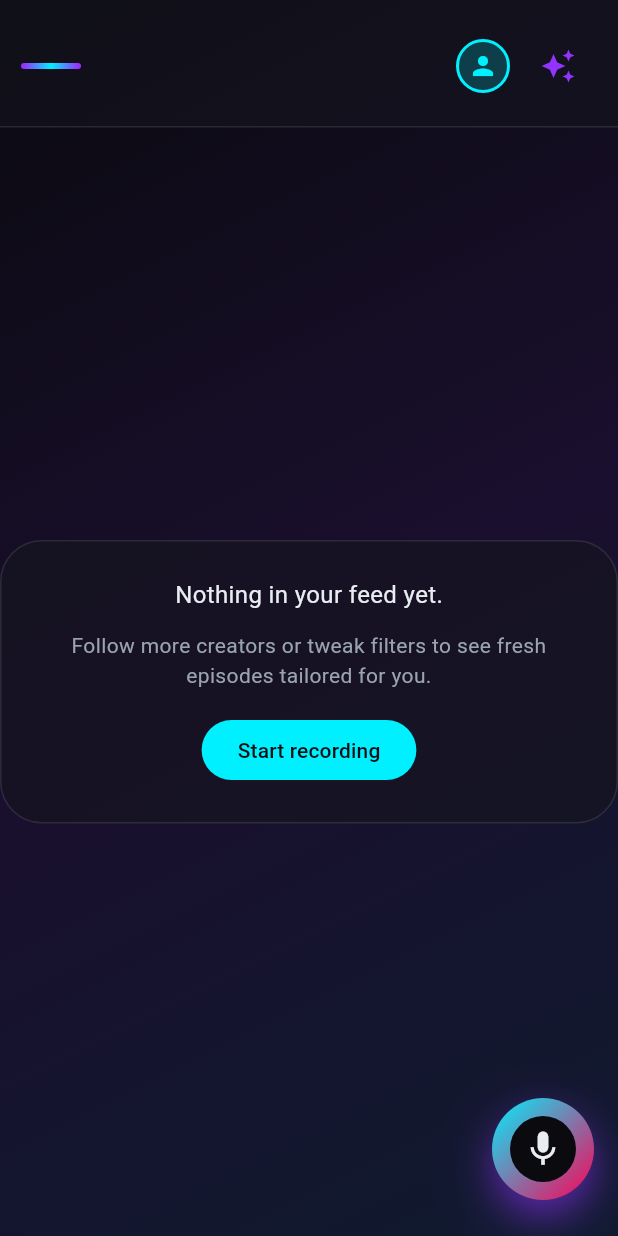
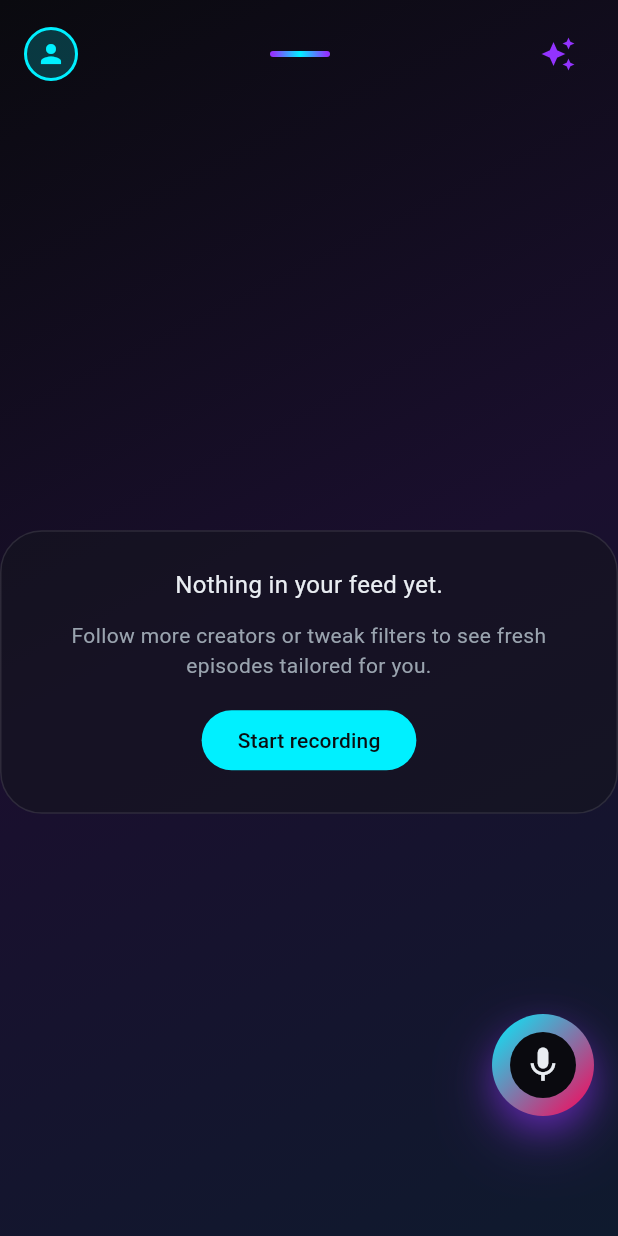
Before and after one commit to JonyBoyko/AmunX, a Flutter app: the FeedScreen screen opened directly, on a phone screen of 412 x 824 dp. Run offline on Flutter 3.47's test engine with Material 3 defaults, Android fonts, the phone set to English and light mode, and no system bars; our stand-ins replace device_info_plus, dio, firebase_core, firebase_messaging, flutter_local_notifications, flutter_riverpod and 3 more; missing offline and left inert: livekit_client, purchases_flutter, record; accounts and stored records are empty; generated files the repository leaves out were written again; network calls fail.

Commit message:
refactor: Clean AppBar and update bottom nav
- Make AppBar fully transparent (no background, no borders)

- Layout: Avatar (left) - Logo (center) - AI (right)

- Replace Messages with Podcasts in bottom nav

- Raise FAB position (80px from bottom)

- Add TODO for broadcast/voice mode toggle

- Create PodcastsScreen stub

```diff
--- a/mobile/lib/presentation/screens/feed_screen.dart
+++ b/mobile/lib/presentation/screens/feed_screen.dart
@@ -119,9 +119,10 @@ class _FeedScreenState extends ConsumerState<FeedScreen> {
                 },
               ),
             ),
+            // TODO: додати тумблер режиму запису (звичайний голосовий / broadcast podcast)
             Positioned(
               right: 16,
-              bottom: _playingEpisode != null ? 96 : 24,
+              bottom: _playingEpisode != null ? 100 : 80,
               child: _RecordFab(
                 onTap: () => context.push('/recorder'),
               ),
@@ -295,18 +296,13 @@ class _FeedHeader extends StatelessWidget {
   @override
   Widget build(BuildContext context) {
     return Container(
-      padding: const EdgeInsets.fromLTRB(16, 20, 16, 16),
-      decoration: BoxDecoration(
-        color: AppTheme.glassSurface,
-        border: Border(bottom: BorderSide(color: AppTheme.glassStroke)),
-      ),
+      padding: const EdgeInsets.symmetric(horizontal: 16, vertical: 12),
+      color: Colors.transparent,
       child: Row(
+        mainAxisAlignment: MainAxisAlignment.spaceBetween,
         crossAxisAlignment: CrossAxisAlignment.center,
         children: [
-          // GlitchLogo symbol (left/center)
-          const GlitchLogoSymbol(size: 36),
-          const Spacer(),
-          // Avatar (right)
+          // Avatar (left)
           GestureDetector(
             onTap: onProfileTap,
             child: Container(
@@ -320,7 +316,8 @@ class _FeedHeader extends StatelessWidget {
               child: const Icon(Icons.person, color: AppTheme.neonBlue, size: 20),
             ),
           ),
-          const SizedBox(width: 8),
+          // GlitchLogo symbol (center)
+          const GlitchLogoSymbol(size: 36),
           // AI Digest icon (right)
           IconButton(
             tooltip: 'AI Digest',
--- a/mobile/lib/presentation/screens/main_shell.dart
+++ b/mobile/lib/presentation/screens/main_shell.dart
@@ -5,7 +5,7 @@ import '../widgets/bottom_nav_bar.dart';
 import 'feed_screen.dart';
 import 'search_screen.dart';
 import 'notifications_screen.dart';
-import 'messages_screen.dart';
+import 'podcasts_screen.dart';
 import 'live_host_screen.dart';
 
 final currentNavTabProvider = StateProvider<NavTab>((ref) => NavTab.feed);
@@ -22,10 +22,10 @@ class MainShell extends ConsumerWidget {
         index: activeTab.index,
         children: const [
           FeedScreen(), // Головна
-          LiveHostScreen(), // Circle
+          LiveHostScreen(), // Circle (TODO: список кіл)
           SearchScreen(), // Пошук
           NotificationsScreen(),
-          MessagesScreen(),
+          PodcastsScreen(), // Подкасти
         ],
       ),
       bottomNavigationBar: BottomNavBar(
--- a/mobile/lib/presentation/widgets/bottom_nav_bar.dart
+++ b/mobile/lib/presentation/widgets/bottom_nav_bar.dart
@@ -1,7 +1,7 @@
 import 'package:flutter/material.dart';
 import '../../app/theme.dart';
 
-enum NavTab { feed, circle, search, notifications, messages }
+enum NavTab { feed, circle, search, notifications, podcasts }
 
 class BottomNavBar extends StatelessWidget {
   final NavTab activeTab;
@@ -28,7 +28,7 @@ class BottomNavBar extends StatelessWidget {
               _NavItem(icon: Icons.circle_rounded, label: 'Circle', isActive: activeTab == NavTab.circle, onTap: () => onTabSelected(NavTab.circle)),
               _NavItem(icon: Icons.search_rounded, label: 'Пошук', isActive: activeTab == NavTab.search, onTap: () => onTabSelected(NavTab.search)),
               _NavItem(icon: Icons.notifications_rounded, label: 'Сповіщення', isActive: activeTab == NavTab.notifications, onTap: () => onTabSelected(NavTab.notifications)),
-              _NavItem(icon: Icons.message_rounded, label: 'Повідомлення', isActive: activeTab == NavTab.messages, onTap: () => onTabSelected(NavTab.messages)),
+              _NavItem(icon: Icons.podcasts, label: 'Подкасти', isActive: activeTab == NavTab.podcasts, onTap: () => onTabSelected(NavTab.podcasts)),
             ],
           ),
         ),
```
Also changed, not shown: mobile/lib/presentation/screens/podcasts_screen.dart (added, +38 -0 lines).
